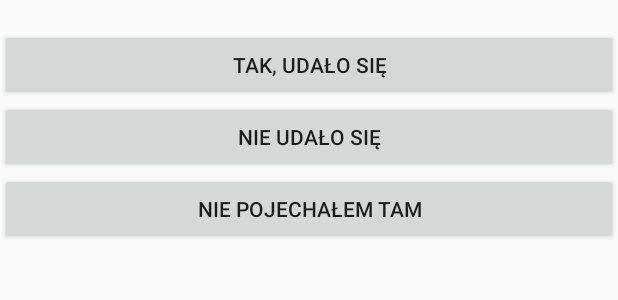
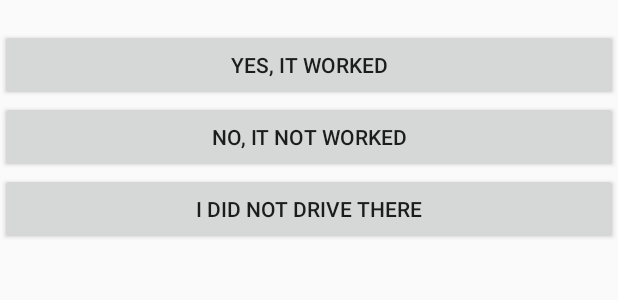
Before and after one commit to Zielon/NavimeeMobile, an Android app: the layout dialog_customview.xml on its own in the app's theme, with its tools: preview values and no code run, on a phone screen of 412 x 824 dp. Shown: the top 300 px of the screen. Run offline under Robolectric (Android 15) with nearby library versions, the phone set to English and light mode, and no system bars.

Commit message:
zmiany feedback napisy

```diff
--- a/app/src/main/res/values/strings.xml
+++ b/app/src/main/res/values/strings.xml
@@ -46,8 +46,8 @@
     <string name="facebook_app_id">490316121339159</string>
     <string name="fb_login_protocol_scheme">fb490316121339159</string>
     <string name="google_maps_key">AIzaSyCm3VEK4jjMA6jl0QkyfCn-qO3LYwoOKOs</string>
-    <string name="yes_work">Tak, udało się</string>
-    <string name="no_work">Nie udało się</string>
-    <string name="no_drive">Nie pojechałem tam</string>
+    <string name="yes_work">Yes, it worked</string>
+    <string name="no_work">No, it not worked</string>
+    <string name="no_drive">I did not drive there</string>
     <string name="feedback">Feedback</string>
 </resources>
```
Also changed, not shown: 2 other files.
